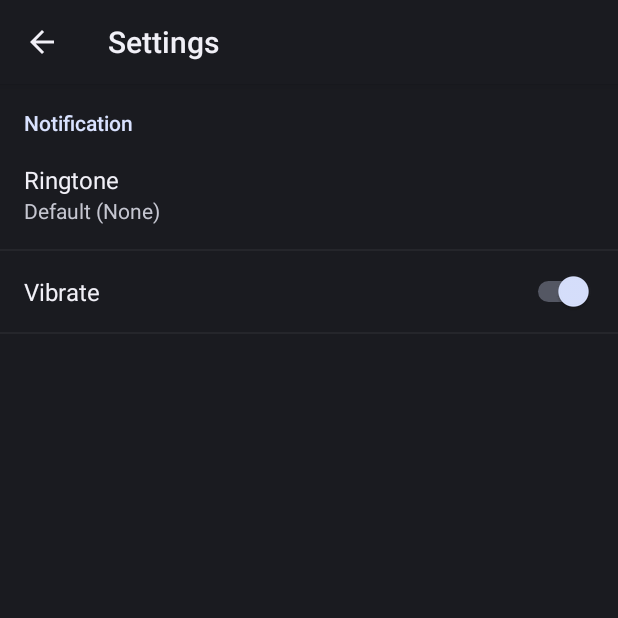
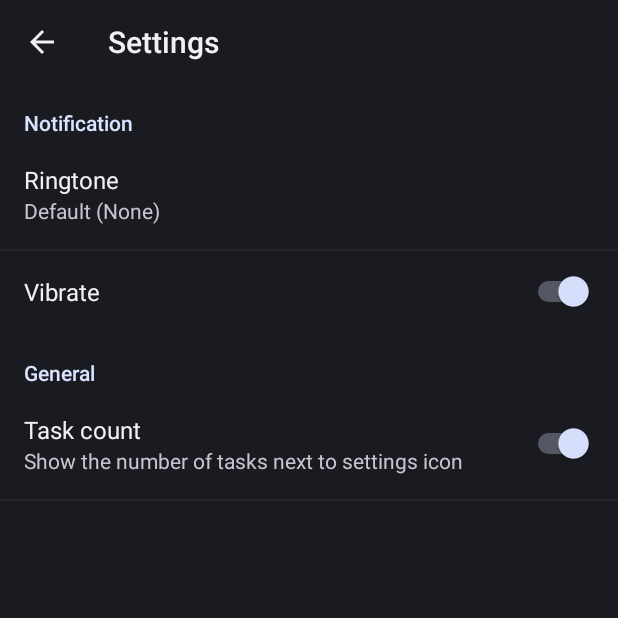
Before and after one commit to mohamed6996/TODO-finally, an Android app: the Settings screen opened directly, with no data from a screen before it, on a phone screen of 412 x 824 dp, the top half of it. Run offline under Robolectric (Android 15) with nearby library versions, the phone set to English and light mode, and no system bars.

Commit message:
redesign  ,,  add count feature

```diff
--- a/app/src/main/java/com/example/android/todolist/CustomCursorAdapter.java
+++ b/app/src/main/java/com/example/android/todolist/CustomCursorAdapter.java
@@ -102,7 +102,8 @@ public class CustomCursorAdapter extends RecyclerView.Adapter<CustomCursorAdapte
 
         holder.regularLayout.setVisibility(View.VISIBLE);
         holder.swipeLayout.setVisibility(View.GONE);
-        holder.taskDescriptionView.setText(title + description);
+        holder.taskDescriptionView.setText(title );
+
 
 
         if (pending.contains(id)) {
@@ -279,6 +280,7 @@ public class CustomCursorAdapter extends RecyclerView.Adapter<CustomCursorAdapte
             choosenTime = (TextView) itemView.findViewById(R.id.timeChossen);
             swipeChoosenTime = (TextView) itemView.findViewById(R.id.swipeChoosenTime);
 
+
             itemView.setOnClickListener(this);
 
         }
--- a/app/src/main/res/xml/pref_notification.xml
+++ b/app/src/main/res/xml/pref_notification.xml
@@ -29,4 +29,14 @@
             android:title="@string/pref_title_vibrate" />
     </PreferenceCategory>
 
+    <PreferenceCategory
+        android:title="General">
+
+        <SwitchPreference
+            android:defaultValue="true"
+            android:key="task_count"
+            android:summary="Show the number of tasks next to settings icon"
+            android:title="Task count" />
+    </PreferenceCategory>
+
 </PreferenceScreen>
```
Also changed, not shown: app/src/main/java/com/example/android/todolist/MainActivity.java (+22 -14 lines), app/src/main/res/layout/activity_main.xml (+34 -2 lines).
